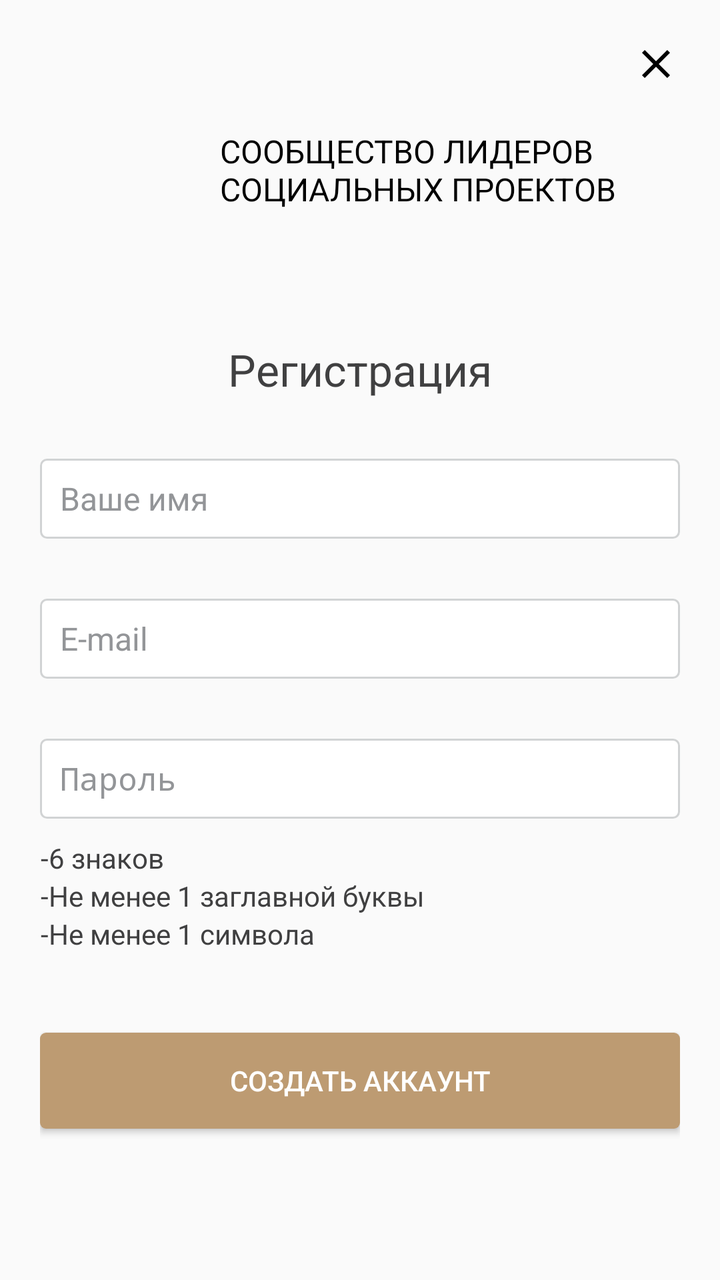
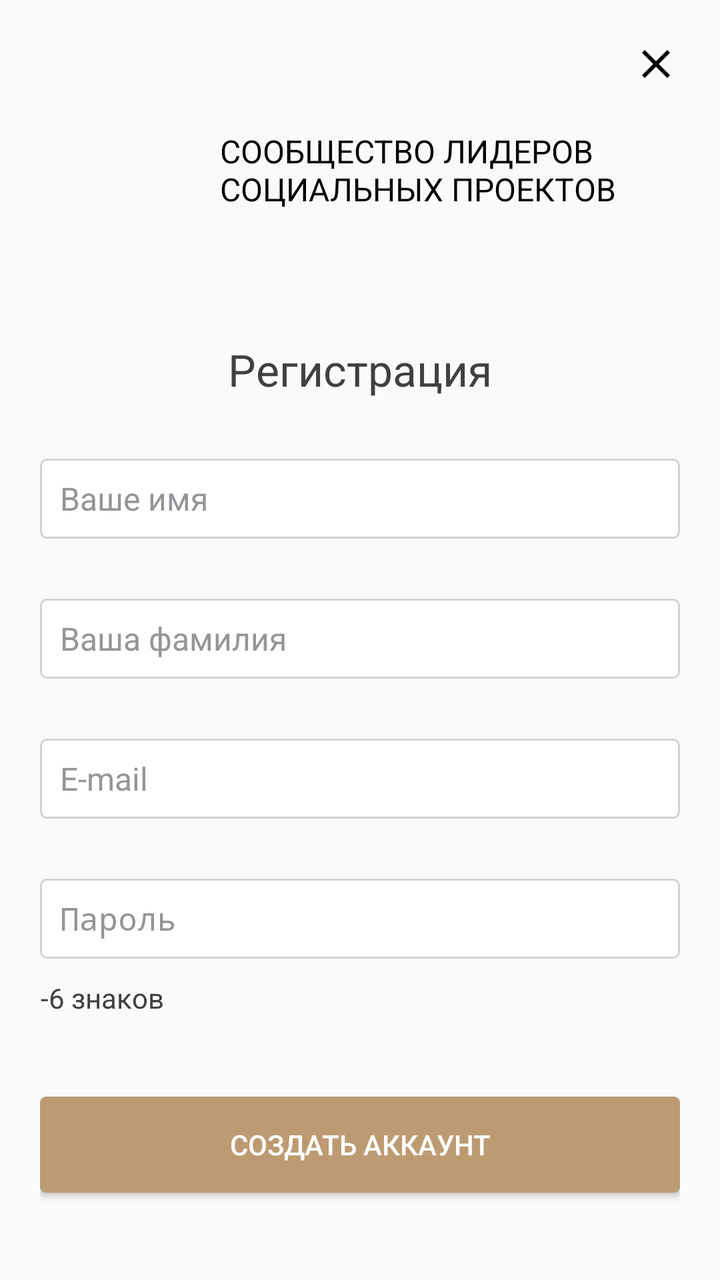

Before-and-after screenshots of an Android layout around one commit, followed by the original layout XML and the change that was made.
<!-- AndroidManifest.xml: application theme AppTheme -->
<!-- res/layout/fragment_register.xml -->
<?xml version="1.0" encoding="utf-8"?>
<androidx.core.widget.NestedScrollView xmlns:android="http://schemas.android.com/apk/res/android"
    xmlns:tools="http://schemas.android.com/tools"
    android:layout_width="match_parent"
    android:layout_height="match_parent">

    <RelativeLayout
        android:layout_width="match_parent"
        android:layout_height="match_parent"
        android:background="@color/main_background"
        android:paddingStart="20dp"
        android:paddingEnd="20dp">

        <LinearLayout
            android:layout_width="match_parent"
            android:layout_height="wrap_content"
            android:orientation="vertical">

            <include layout="@layout/auth_logo" />

            <TextView
                style="@style/TextTitle"
                android:layout_width="wrap_content"
                android:layout_height="wrap_content"
                android:layout_gravity="center"
                android:layout_marginTop="60dp"
                android:text="@string/auth_register_btn" />

            <EditText
                android:id="@+id/etName"
                style="@style/Auth.EditText"
                android:layout_marginTop="30dp"
                android:hint="@string/auth_hint_name"
                android:importantForAutofill="no"
                android:inputType="textCapWords"
                tools:ignore="UnusedAttribute" />

            <EditText
                android:id="@+id/etEmail"
                style="@style/Auth.EditText"
                android:layout_marginTop="30dp"
                android:hint="@string/email"
                android:importantForAutofill="no"
                android:inputType="textEmailAddress"
                tools:ignore="UnusedAttribute" />

            <EditText
                android:id="@+id/etPassword"
                style="@style/Auth.EditText"
                android:layout_marginTop="30dp"
                android:hint="@string/auth_hint_password"
                android:importantForAutofill="no"
                android:inputType="textPassword"
                tools:ignore="UnusedAttribute" />

            <TextView
                android:id="@+id/tvPasswordStrong1"
                fontPath="fonts/OpenSans-Light.ttf"
                android:layout_width="wrap_content"
                android:layout_height="wrap_content"
                android:layout_marginTop="10dp"
                android:gravity="end"
                android:text="@string/auth_hint_password_strong_1"
                tools:ignore="MissingPrefix" />

            <TextView
                android:id="@+id/tvPasswordStrong2"
                fontPath="fonts/OpenSans-Light.ttf"
                android:layout_width="wrap_content"
                android:layout_height="wrap_content"
                android:gravity="end"
                android:text="@string/auth_hint_password_strong_2"
                tools:ignore="MissingPrefix" />

            <TextView
                android:id="@+id/tvPasswordStrong3"
                fontPath="fonts/OpenSans-Light.ttf"
                android:layout_width="wrap_content"
                android:layout_height="wrap_content"
                android:gravity="end"
                android:text="@string/auth_hint_password_strong_3"
                tools:ignore="MissingPrefix" />


            <Button
                android:id="@+id/btnRegister"
                android:layout_width="match_parent"
                android:layout_height="wrap_content"
                android:layout_marginTop="40dp"
                android:layout_marginBottom="10dp"
                android:background="@drawable/background_btn_auth"
                android:text="@string/auth_create_account"
                android:textColor="@android:color/white" />

        </LinearLayout>

        <ImageView
            android:id="@+id/ivClose"
            android:layout_width="wrap_content"
            android:layout_height="wrap_content"
            android:layout_alignParentEnd="true"
            android:layout_marginTop="20dp"
            android:src="@drawable/ic_close_black_24dp" />

    </RelativeLayout>
</androidx.core.widget.NestedScrollView>
<!-- res/layout/auth_logo.xml (included above) -->
<?xml version="1.0" encoding="utf-8"?>
<LinearLayout xmlns:android="http://schemas.android.com/apk/res/android"
    android:layout_width="wrap_content"
    android:layout_height="wrap_content"
    android:layout_gravity="center"
    android:layout_marginTop="60dp"
    android:paddingStart="25dp"
    android:paddingEnd="25dp">

    <ImageView
        android:layout_width="50dp"
        android:layout_height="50dp"
        android:src="@mipmap/ic_launcher" />

    <TextView
        android:layout_width="wrap_content"
        android:layout_height="wrap_content"
        android:layout_gravity="center"
        fontPath="fonts/OpenSans-Light.ttf"
        android:layout_marginStart="15dp"
        android:text="@string/auth_title_login"
        android:textAllCaps="true"
        android:textColor="@android:color/black"
        android:textSize="16sp" />
</LinearLayout>
<!-- resources referenced by this layout -->
<resources>
  <color name="main_background">#fafafa</color>
  <!-- drawable background_btn_auth (drawable) -->
  <?xml version="1.0" encoding="utf-8"?>
  <shape xmlns:android="http://schemas.android.com/apk/res/android">
      <corners android:radius="3dp" />
      <solid android:color="@color/auth_email_color" />
  </shape>
  <!-- drawable ic_close_black_24dp (drawable) -->
  <vector xmlns:android="http://schemas.android.com/apk/res/android"
          android:width="24dp"
          android:height="24dp"
          android:viewportWidth="24.0"
          android:viewportHeight="24.0">
      <path
          android:fillColor="#FF000000"
          android:pathData="M19,6.41L17.59,5 12,10.59 6.41,5 5,6.41 10.59,12 5,17.59 6.41,19 12,13.41 17.59,19 19,17.59 13.41,12z"/>
  </vector>
  <!-- mipmap ic_launcher: png bitmap (drawable-v24, 9128 bytes) -->
  <string name="auth_create_account">Создать аккаунт</string>
  <string name="auth_hint_name">Ваше имя</string>
  <string name="auth_hint_password">Пароль</string>
  <string name="auth_hint_password_strong_1">-6 знаков</string>
  <string name="auth_hint_password_strong_2">-Не менее 1 заглавной буквы</string>
  <string name="auth_hint_password_strong_3">-Не менее 1 символа</string>
  <string name="auth_register_btn">Регистрация</string>
  <string name="auth_title_login">Сообщество лидеров социальных проектов</string>
  <string name="email">E-mail</string>
  <style name="Auth.EditText" parent="Base.V7.Widget.AppCompat.EditText">
          <item name="android:paddingStart">10dp</item>
          <item name="android:paddingEnd">10dp</item>
          <item name="android:background">@drawable/background_edittext_login</item>
          <item name="android:layout_height">wrap_content</item>
          <item name="android:minHeight">40dp</item>
          <item name="android:textSize">16sp</item>
          <item name="android:textColorHint">@color/hint_gray</item>
          <item name="android:layout_width">match_parent</item>
          <item name="android:textCursorDrawable">@null</item>
      </style>
  <style name="TextTitle">
          <item name="android:textColor">@color/text_title</item>
          <item name="android:textSize">22sp</item>
      </style>
  <style name="AppTheme" parent="Theme.AppCompat.Light.NoActionBar">
          
          <item name="colorPrimary">@color/colorPrimary</item>
          <item name="colorPrimaryDark">@color/colorPrimaryDark</item>
          <item name="colorAccent">@color/colorAccent</item>
          <item name="android:textColor">@color/text_title</item>
          <item name="actionMenuTextColor">@color/colorAccent</item>
          <item name="android:listDivider">@drawable/divider</item>
          <item name="android:windowSharedElementsUseOverlay">false</item>
      </style>
  <color name="auth_email_color">#bd9b72</color>
  <!-- drawable background_edittext_login (drawable) -->
  <?xml version="1.0" encoding="utf-8"?>
  <shape xmlns:android="http://schemas.android.com/apk/res/android">
      <stroke
          android:width="1dp"
          android:color="@color/disabled_color" />
      <corners android:radius="3dp" />
      <solid android:color="@android:color/white" />
  </shape>
  <color name="hint_gray">#939598</color>
  <color name="text_title">#404041</color>
  <color name="colorPrimary">#FAFAFA</color>
  <color name="colorPrimaryDark">#949494</color>
  <color name="colorAccent">#C49A6C</color>
  <!-- drawable divider (drawable) -->
  <?xml version="1.0" encoding="utf-8"?>
  <shape xmlns:android="http://schemas.android.com/apk/res/android"
      android:shape="rectangle">
  
      <size
          android:width="1dp"
          android:height="1dp" />
  
      <solid android:color="@color/colorDivider" />
  
  </shape>
  <color name="disabled_color">#d1d3d4</color>
  <color name="colorDivider">#EEEEEE</color>
</resources>

<!-- the commit's change to res/layout/fragment_register.xml (unified diff, before → after) -->
@@ -36,6 +36,15 @@
                 tools:ignore="UnusedAttribute" />
 
             <EditText
+                android:id="@+id/etLastName"
+                style="@style/Auth.EditText"
+                android:layout_marginTop="30dp"
+                android:hint="@string/auth_hint_last_name"
+                android:importantForAutofill="no"
+                android:inputType="textCapWords"
+                tools:ignore="UnusedAttribute" />
+
+            <EditText
                 android:id="@+id/etEmail"
                 style="@style/Auth.EditText"
                 android:layout_marginTop="30dp"
@@ -63,23 +72,7 @@
                 android:text="@string/auth_hint_password_strong_1"
                 tools:ignore="MissingPrefix" />
 
-            <TextView
-                android:id="@+id/tvPasswordStrong2"
-                fontPath="fonts/OpenSans-Light.ttf"
-                android:layout_width="wrap_content"
-                android:layout_height="wrap_content"
-                android:gravity="end"
-                android:text="@string/auth_hint_password_strong_2"
-                tools:ignore="MissingPrefix" />
 
-            <TextView
-                android:id="@+id/tvPasswordStrong3"
-                fontPath="fonts/OpenSans-Light.ttf"
-                android:layout_width="wrap_content"
-                android:layout_height="wrap_content"
-                android:gravity="end"
-                android:text="@string/auth_hint_password_strong_3"
-                tools:ignore="MissingPrefix" />
 
 
             <Button
<!-- resource entries referenced after the edit -->
@@ -19,11 +19,10 @@
   </vector>
   <!-- mipmap ic_launcher: png bitmap (drawable-v24, 9128 bytes) -->
   <string name="auth_create_account">Создать аккаунт</string>
+  <string name="auth_hint_last_name">Ваша фамилия</string>
   <string name="auth_hint_name">Ваше имя</string>
   <string name="auth_hint_password">Пароль</string>
   <string name="auth_hint_password_strong_1">-6 знаков</string>
-  <string name="auth_hint_password_strong_2">-Не менее 1 заглавной буквы</string>
-  <string name="auth_hint_password_strong_3">-Не менее 1 символа</string>
   <string name="auth_register_btn">Регистрация</string>
   <string name="auth_title_login">Сообщество лидеров социальных проектов</string>
   <string name="email">E-mail</string>
